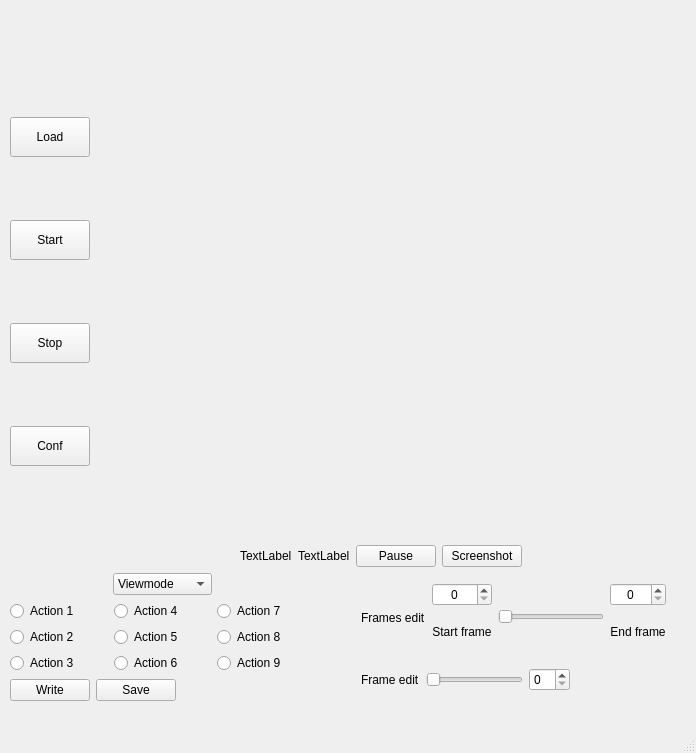
This is video_player.ui in longlin10086/Video_player as Qt 5 draws it before an edit. The edited form follows.
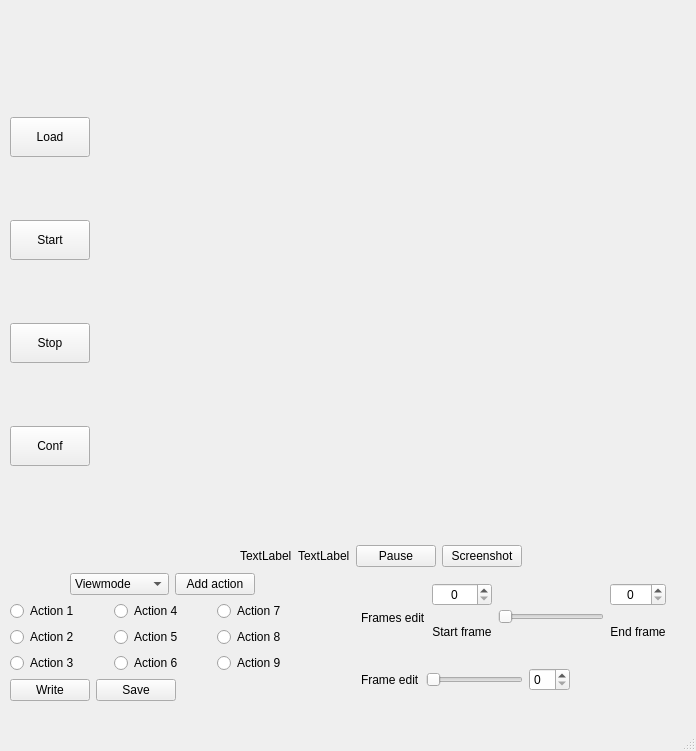
This is the edited form. Icons and pictures are not drawn. Custom widgets are drawn as their Qt base class.

Commit message: feat:添加add action功能

The edit to the form file:
```diff
--- a/video_player.ui
+++ b/video_player.ui
@@ -7,7 +7,7 @@
     <x>0</x>
     <y>0</y>
     <width>696</width>
-    <height>753</height>
+    <height>751</height>
    </rect>
   </property>
   <property name="windowTitle">
@@ -310,6 +310,13 @@
              </item>
             </widget>
            </item>
+           <item>
+            <widget class="FilledPushButton" name="AddAction">
+             <property name="text">
+              <string>Add action</string>
+             </property>
+            </widget>
+           </item>
            <item>
             <spacer name="horizontalSpacer_9">
              <property name="orientation">
```
Left out of the diff: 2 changed lines with no effect on the pictures. The commit also changes 9 other files.
